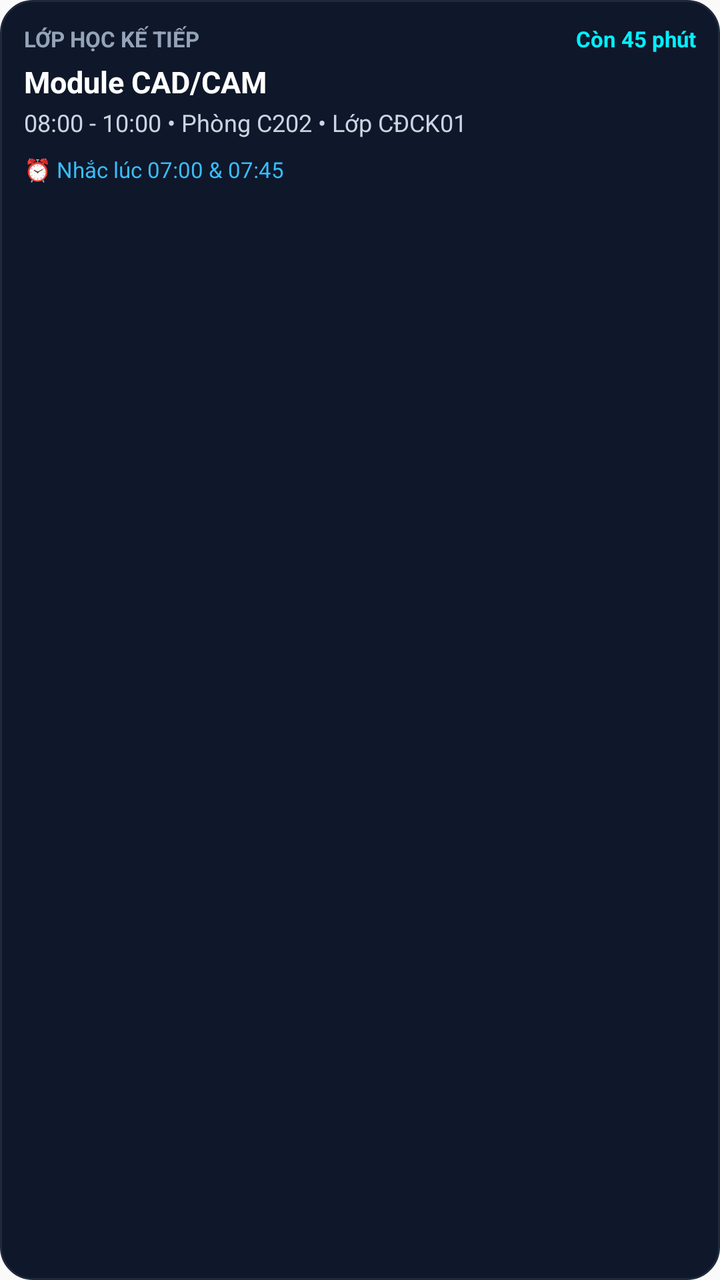
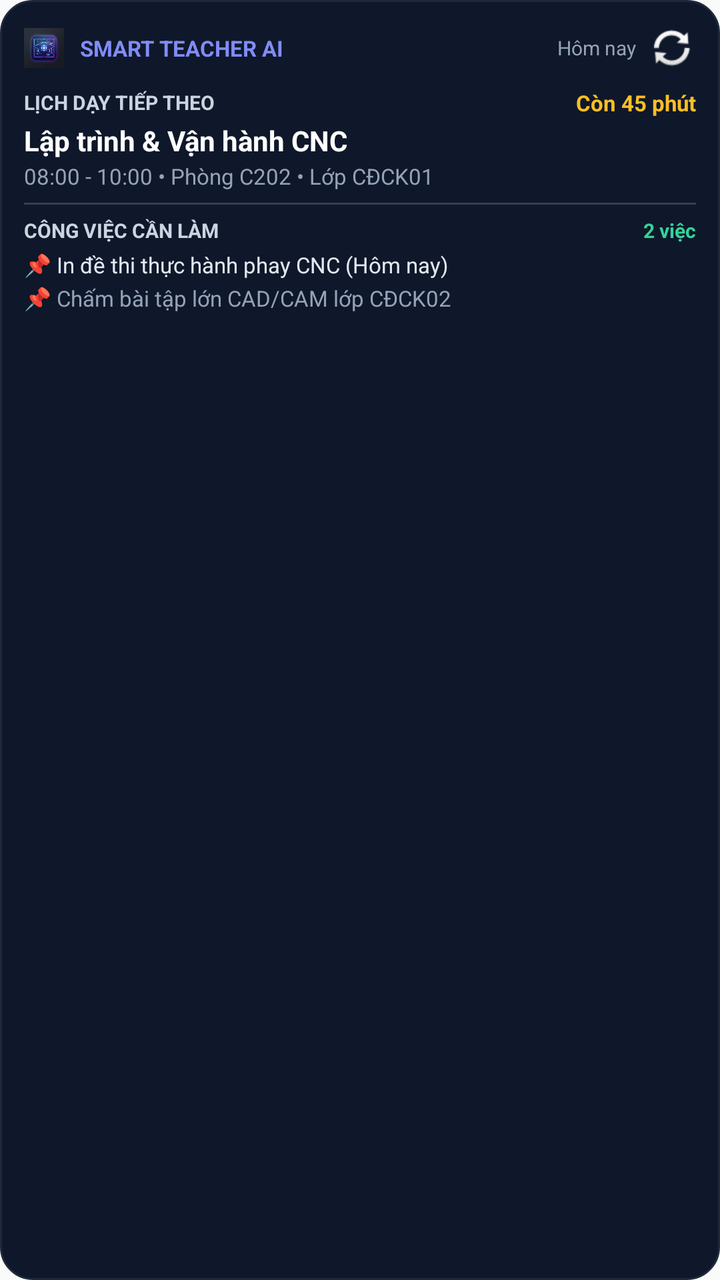

Two renders of the same Android screen: before a commit and after it. Below are the layout's source before the change and the commit's diff.
<!-- AndroidManifest.xml: application theme Theme.SmartTeacherSchedule -->
<!-- res/layout/widget_next_class.xml -->
<?xml version="1.0" encoding="utf-8"?>
<LinearLayout xmlns:android="http://schemas.android.com/apk/res/android"
    android:id="@+id/widget_root"
    android:layout_width="match_parent"
    android:layout_height="match_parent"
    android:background="@drawable/widget_background"
    android:orientation="vertical"
    android:padding="12dp">

    <LinearLayout
        android:layout_width="match_parent"
        android:layout_height="wrap_content"
        android:orientation="horizontal"
        android:gravity="center_vertical">

        <TextView
            android:id="@+id/widget_label"
            android:layout_width="0dp"
            android:layout_height="wrap_content"
            android:layout_weight="1"
            android:text="LỚP HỌC KẾ TIẾP"
            android:textColor="#94A3B8"
            android:textSize="11sp"
            android:textStyle="bold" />

        <TextView
            android:id="@+id/widget_countdown"
            android:layout_width="wrap_content"
            android:layout_height="wrap_content"
            android:text="Còn 45 phút"
            android:textColor="#00F0FF"
            android:textSize="11sp"
            android:textStyle="bold" />
    </LinearLayout>

    <TextView
        android:id="@+id/widget_subject"
        android:layout_width="match_parent"
        android:layout_height="wrap_content"
        android:layout_marginTop="4dp"
        android:text="Module CAD/CAM"
        android:textColor="#FFFFFF"
        android:textSize="15sp"
        android:textStyle="bold"
        android:maxLines="1"
        android:ellipsize="end" />

    <TextView
        android:id="@+id/widget_details"
        android:layout_width="match_parent"
        android:layout_height="wrap_content"
        android:layout_marginTop="2dp"
        android:text="08:00 - 10:00 • Phòng C202 • Lớp CĐCK01"
        android:textColor="#CBD5E1"
        android:textSize="12sp"
        android:maxLines="1"
        android:ellipsize="end" />

    <LinearLayout
        android:layout_width="match_parent"
        android:layout_height="wrap_content"
        android:layout_marginTop="8dp"
        android:orientation="horizontal"
        android:gravity="center_vertical">

        <TextView
            android:id="@+id/widget_next_reminder"
            android:layout_width="0dp"
            android:layout_height="wrap_content"
            android:layout_weight="1"
            android:text="⏰ Nhắc lúc 07:00 &amp; 07:45"
            android:textColor="#38BDF8"
            android:textSize="11sp" />
    </LinearLayout>
</LinearLayout>
<!-- resources referenced by this layout -->
<resources>
  <!-- drawable widget_background (drawable) -->
  <?xml version="1.0" encoding="utf-8"?>
  <shape xmlns:android="http://schemas.android.com/apk/res/android"
      android:shape="rectangle">
      <corners android:radius="16dp" />
      <solid android:color="#0F172A" />
      <stroke
          android:width="1dp"
          android:color="#1E293B" />
  </shape>
  <style name="Theme.SmartTeacherSchedule" parent="android:Theme.Material.Light.NoActionBar">
          <item name="android:statusBarColor">@android:color/transparent</item>
          <item name="android:navigationBarColor">@android:color/transparent</item>
      </style>
</resources>

<!-- the commit's change to res/layout/widget_next_class.xml (unified diff, before → after) -->
@@ -7,20 +7,63 @@
     android:orientation="vertical"
     android:padding="12dp">
 
+    
     <LinearLayout
         android:layout_width="match_parent"
         android:layout_height="wrap_content"
-        android:orientation="horizontal"
-        android:gravity="center_vertical">
+        android:gravity="center_vertical"
+        android:orientation="horizontal">
+
+        <ImageView
+            android:layout_width="20dp"
+            android:layout_height="20dp"
+            android:src="@drawable/app_logo"
+            android:contentDescription="Logo" />
+
+        <TextView
+            android:layout_width="0dp"
+            android:layout_height="wrap_content"
+            android:layout_marginStart="8dp"
+            android:layout_weight="1"
+            android:text="SMART TEACHER AI"
+            android:textColor="#818CF8"
+            android:textSize="11sp"
+            android:textStyle="bold" />
+
+        <TextView
+            android:id="@+id/widget_date"
+            android:layout_width="wrap_content"
+            android:layout_height="wrap_content"
+            android:text="Hôm nay"
+            android:textColor="#94A3B8"
+            android:textSize="10sp" />
+
+        <ImageButton
+            android:id="@+id/widget_refresh_btn"
+            android:layout_width="24dp"
+            android:layout_height="24dp"
+            android:layout_marginStart="6dp"
+            android:background="?android:attr/selectableItemBackground"
+            android:src="@android:drawable/ic_popup_sync"
+            android:contentDescription="Làm mới" />
+    </LinearLayout>
+
+    
+    <LinearLayout
+        android:layout_width="match_parent"
+        android:layout_height="wrap_content"
+        android:layout_marginTop="8dp"
+        android:gravity="center_vertical"
+        android:orientation="horizontal">
 
         <TextView
             android:id="@+id/widget_label"
             android:layout_width="0dp"
             android:layout_height="wrap_content"
             android:layout_weight="1"
-            android:text="LỚP HỌC KẾ TIẾP"
-            android:textColor="#94A3B8"
-            android:textSize="11sp"
+            android:text="LỊCH DẠY TIẾP THEO"
+            android:textColor="#CBD5E1"
+            android:textSize="10sp"
             android:textStyle="bold" />
 
         <TextView
@@ -28,7 +71,7 @@
             android:layout_width="wrap_content"
             android:layout_height="wrap_content"
             android:text="Còn 45 phút"
-            android:textColor="#00F0FF"
+            android:textColor="#FBBF24"
             android:textSize="11sp"
             android:textStyle="bold" />
     </LinearLayout>
@@ -37,10 +80,10 @@
         android:id="@+id/widget_subject"
         android:layout_width="match_parent"
         android:layout_height="wrap_content"
-        android:layout_marginTop="4dp"
-        android:text="Module CAD/CAM"
+        android:layout_marginTop="2dp"
+        android:text="Lập trình &amp; Vận hành CNC"
         android:textColor="#FFFFFF"
-        android:textSize="15sp"
+        android:textSize="14sp"
         android:textStyle="bold"
         android:maxLines="1"
         android:ellipsize="end" />
@@ -49,27 +92,68 @@
         android:id="@+id/widget_details"
         android:layout_width="match_parent"
         android:layout_height="wrap_content"
-        android:layout_marginTop="2dp"
+        android:layout_marginTop="1dp"
         android:text="08:00 - 10:00 • Phòng C202 • Lớp CĐCK01"
-        android:textColor="#CBD5E1"
-        android:textSize="12sp"
+        android:textColor="#94A3B8"
+        android:textSize="11sp"
         android:maxLines="1"
         android:ellipsize="end" />
 
+    
+    <View
+        android:layout_width="match_parent"
+        android:layout_height="1dp"
+        android:layout_marginTop="6dp"
+        android:layout_marginBottom="6dp"
+        android:background="#334155" />
+
+    
     <LinearLayout
         android:layout_width="match_parent"
         android:layout_height="wrap_content"
-        android:layout_marginTop="8dp"
-        android:orientation="horizontal"
-        android:gravity="center_vertical">
+        android:gravity="center_vertical"
+        android:orientation="horizontal">
 
         <TextView
-            android:id="@+id/widget_next_reminder"
             android:layout_width="0dp"
             android:layout_height="wrap_content"
             android:layout_weight="1"
-            android:text="⏰ Nhắc lúc 07:00 &amp; 07:45"
-            android:textColor="#38BDF8"
-            android:textSize="11sp" />
+            android:text="CÔNG VIỆC CẦN LÀM"
+            android:textColor="#CBD5E1"
+            android:textSize="10sp"
+            android:textStyle="bold" />
+
+        <TextView
+            android:id="@+id/widget_tasks_count"
+            android:layout_width="wrap_content"
+            android:layout_height="wrap_content"
+            android:text="2 việc"
+            android:textColor="#34D399"
+            android:textSize="10sp"
+            android:textStyle="bold" />
     </LinearLayout>
+
+    
+    <TextView
+        android:id="@+id/widget_task1"
+        android:layout_width="match_parent"
+        android:layout_height="wrap_content"
+        android:layout_marginTop="3dp"
+        android:text="📌 In đề thi thực hành phay CNC (Hôm nay)"
+        android:textColor="#E2E8F0"
+        android:textSize="11sp"
+        android:maxLines="1"
+        android:ellipsize="end" />
+
+    
+    <TextView
+        android:id="@+id/widget_task2"
+        android:layout_width="match_parent"
+        android:layout_height="wrap_content"
+        android:layout_marginTop="2dp"
+        android:text="📌 Chấm bài tập lớn CAD/CAM lớp CĐCK02"
+        android:textColor="#94A3B8"
+        android:textSize="11sp"
+        android:maxLines="1"
+        android:ellipsize="end" />
 </LinearLayout>
<!-- resource entries referenced after the edit -->
@@ -1,5 +1,6 @@
 <!-- resources referenced by this layout -->
 <resources>
+  <!-- drawable app_logo: png bitmap (drawable, 442501 bytes) -->
   <!-- drawable widget_background (drawable) -->
   <?xml version="1.0" encoding="utf-8"?>
   <shape xmlns:android="http://schemas.android.com/apk/res/android"
